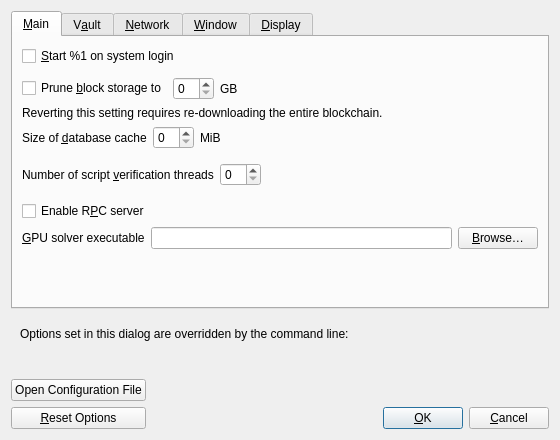
The window that src/qt/forms/optionsdialog.ui (quicksilver-hg/quicksilver) describes before a commit, drawn with Qt 5.
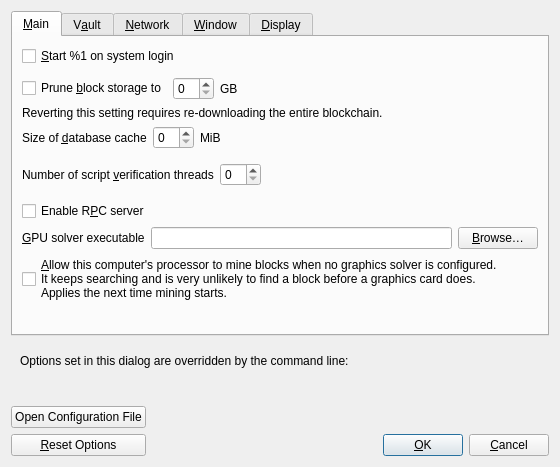
The same window after the commit. Custom widgets are drawn as their Qt base class.

Commit message: Let the desktop allow processor block mining, and name the state where it cannot mine

```diff
--- a/src/qt/forms/optionsdialog.ui
+++ b/src/qt/forms/optionsdialog.ui
@@ -224,6 +224,18 @@
          </item>
         </layout>
        </item>
+       <item>
+        <widget class="QCheckBox" name="allowCpuBlockMining">
+         <property name="toolTip">
+          <string>Block mining is a continuous race. This computer's processor can run it, but a graphics card will almost always find the block first. The change applies the next time you start mining, not to a search that is already running.</string>
+         </property>
+         <property name="text">
+          <string>&amp;Allow this computer's processor to mine blocks when no graphics solver is configured.
+It keeps searching and is very unlikely to find a block before a graphics card does.
+Applies the next time mining starts.</string>
+         </property>
+        </widget>
+       </item>
        <item>
         <widget class="QLabel" name="gpuSolverStatusLabel">
          <property name="text">
```
The commit also changes 15 other files.
